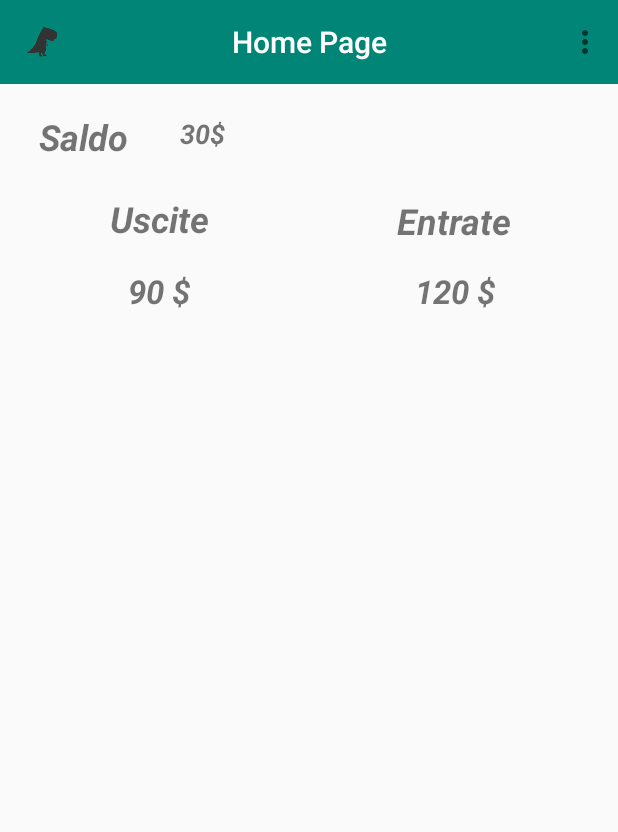
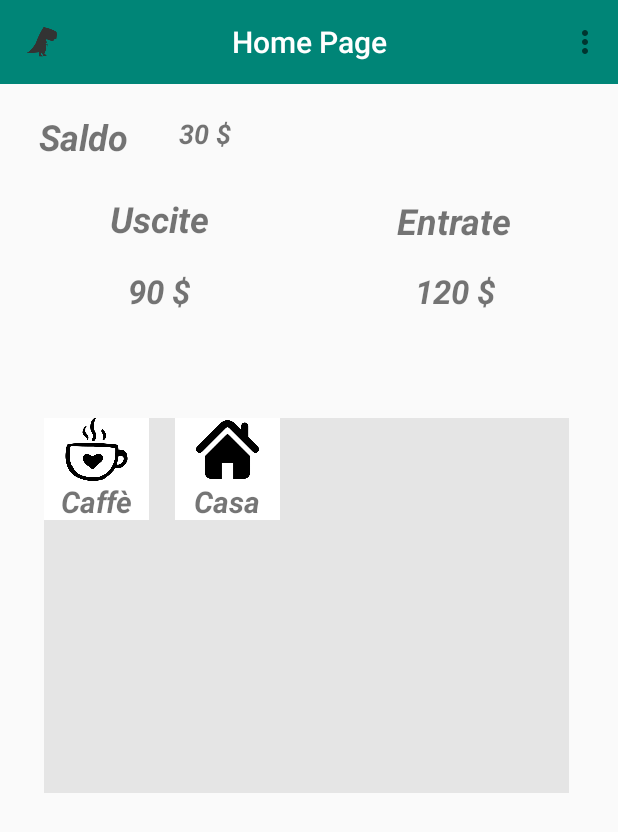
Before and after one commit to bigasp89/gestioneSpese, an Android app: the screen it shows after launch (MainActivity), on a phone screen of 412 x 824 dp. Shown: the top 832 px of the screen. Run offline under Robolectric (Android 15) with nearby library versions, the phone set to English and light mode, and no system bars.

Commit message:
3:GridView

```diff
--- a/app/src/main/AndroidManifest.xml
+++ b/app/src/main/AndroidManifest.xml
@@ -9,6 +9,7 @@
         android:roundIcon="@mipmap/ic_launcher_round"
         android:supportsRtl="true"
         android:theme="@style/AppTheme">
+        <activity android:name="com.example.gestioneSpese.activity_grid_item"></activity>
         <activity android:name="com.example.gestionespese.MainActivity">
             <intent-filter>
                 <action android:name="android.intent.action.MAIN" />
--- a/app/src/main/java/com/example/gestionespese/MainActivity.java
+++ b/app/src/main/java/com/example/gestionespese/MainActivity.java
@@ -1,25 +1,33 @@
 package com.example.gestionespese;
 
+import android.content.Intent;
 import android.support.v7.app.AppCompatActivity;
 import android.os.Bundle;
 import android.support.v7.widget.Toolbar;
 import android.util.Log;
 import android.view.Menu;
 import android.view.MenuItem;
+import android.view.View;
+import android.view.ViewGroup;
+import android.widget.BaseAdapter;
 import android.widget.ImageView;
 import android.widget.TextView;
-
 import com.example.gestionespeses.R;
+import android.widget.GridView;
+import android.widget.AdapterView;
 
 public class MainActivity extends AppCompatActivity {
-
+    GridView gridView;
     final String TAG = " Activity = Home page";
+    String[] nomeCategoriaSpese = {"Caffè","Casa"};
+    int[] iconeCategorieSpese = {R.drawable.coffe_cup,R.drawable.home_icon};
 
     @Override
     protected void onCreate(Bundle savedInstanceState) {
         super.onCreate(savedInstanceState);
         setContentView(R.layout.activity_main);
 
+        //Start Gestione ToolBar //
         Toolbar toolbar = (Toolbar) findViewById(R.id.id_toolbar);
         setSupportActionBar(toolbar);
         // Remove default title text
@@ -27,9 +35,29 @@ public class MainActivity extends AppCompatActivity {
         // Get access to the custom title view
         TextView mTitleToolBar = (TextView) toolbar.findViewById(R.id.toolbar_title);
         ImageView logoToolBar = (ImageView) toolbar.findViewById(R.id.toolbar_t_rex_icon);
+        //End gestione Toolbar//
 
+
+
+        //Gestione griglia categoria spese///
+        //finding listview
+        gridView = findViewById(R.id.gridview);
+        CustomAdapter customAdapter = new CustomAdapter();
+        gridView.setAdapter(customAdapter);
+        gridView.setOnItemClickListener(new AdapterView.OnItemClickListener() {
+            @Override
+            public void onItemClick(AdapterView<?> adapterView, View view, int i, long l) {
+//                Toast.makeText(getApplicationContext(),fruitNames[i],Toast.LENGTH_LONG).show();
+                Intent intent = new Intent(getApplicationContext(),GridItemActivity.class);
+                intent.putExtra("name",nomeCategoriaSpese[i]);
+                intent.putExtra("image",iconeCategorieSpese[i]);
+                startActivity(intent);
+            }
+        });
     }
 
+
+    // Start Gestione Menu e sue voci //
     // Menu icons are inflated just as they were with actionbar
     @Override
     public boolean onCreateOptionsMenu(Menu menu) {
@@ -47,4 +75,40 @@ public class MainActivity extends AppCompatActivity {
 
         return super.onOptionsItemSelected(item);
     }
+
+     // END Gestione Menu e sue voci //
+
+
+
+    //TODO SPOSTARE IN UNA ALTRA CLASSE
+    //CUSTOM aDAPTER
+    private class CustomAdapter extends BaseAdapter {
+        @Override
+        public int getCount() {
+            return nomeCategoriaSpese.length;
+        }
+
+        @Override
+        public Object getItem(int i) {
+            return null;
+        }
+
+        @Override
+        public long getItemId(int i) {
+            return 0;
+        }
+
+        @Override
+        public View getView(int i, View view, ViewGroup viewGroup) {
+            View view1 = getLayoutInflater().inflate(R.layout.row_data,null);
+            //getting view in row_data
+            TextView name = view1.findViewById(R.id.nomeCategoriaSpese);
+            ImageView image = view1.findViewById(R.id.imagesCategoriaSpese);
+
+            name.setText(nomeCategoriaSpese[i]);
+            image.setImageResource(iconeCategorieSpese[i]);
+            return view1;
+
+        }
+    }
 }
--- /dev/null
+++ b/app/src/main/res/layout-v21/row_data.xml
@@ -0,0 +1,32 @@
+<?xml version="1.0" encoding="utf-8"?>
+<LinearLayout xmlns:android="http://schemas.android.com/apk/res/android"
+    android:layout_width="match_parent"
+    android:layout_height="match_parent">
+
+    <LinearLayout
+        android:id="@+id/gridviewdata"
+        android:layout_width="70dp"
+        android:layout_height="68dp"
+        android:background="@android:color/background_light"
+        android:orientation="vertical">
+
+        <ImageView
+            android:id="@+id/imagesCategoriaSpese"
+            android:layout_width="match_parent"
+            android:layout_height="42dp"
+            android:layout_centerInParent="true"
+            android:layout_centerHorizontal="true"
+            android:src="@drawable/coffe_cup" />
+
+        <TextView
+            android:id="@+id/nomeCategoriaSpese"
+            android:layout_width="match_parent"
+            android:layout_height="24dp"
+            android:layout_alignParentBottom="true"
+            android:layout_marginBottom="33dp"
+            android:gravity="center"
+            android:text="Caffè"
+            android:textSize="20dp"
+            android:textStyle="normal|bold|italic" />
+    </LinearLayout>
+</LinearLayout>
--- a/app/src/main/res/layout/activity_main.xml
+++ b/app/src/main/res/layout/activity_main.xml
@@ -49,7 +49,7 @@
             android:layout_marginRight="8dp"
             android:layout_marginBottom="8dp"
             android:gravity="center"
-            android:text="@string/_30"
+            android:text="30 $"
             android:textSize="18sp"
             android:textStyle="bold|italic"
             app:layout_constraintBottom_toBottomOf="parent"
@@ -140,6 +140,29 @@
             app:layout_constraintStart_toStartOf="parent"
             app:layout_constraintTop_toTopOf="parent"
             app:layout_constraintVertical_bias="0.16" />
+
+
+        <GridView
+            android:id="@+id/gridview"
+            android:layout_width="350dp"
+            android:layout_height="250dp"
+            android:layout_marginStart="8dp"
+            android:layout_marginLeft="8dp"
+            android:layout_marginTop="8dp"
+            android:layout_marginEnd="8dp"
+            android:layout_marginRight="8dp"
+            android:layout_marginBottom="8dp"
+            android:background="#e5e5e5"
+            android:horizontalSpacing="0dp"
+            android:numColumns="4"
+            android:verticalSpacing="0dp"
+            app:layout_constraintBottom_toBottomOf="parent"
+            app:layout_constraintEnd_toEndOf="parent"
+            app:layout_constraintHorizontal_bias="0.47"
+            app:layout_constraintStart_toStartOf="parent"
+            app:layout_constraintTop_toTopOf="parent"
+            app:layout_constraintVertical_bias="0.428">
+        </GridView>
     </android.support.constraint.ConstraintLayout>
     <!-- end Load the toolbar -->
 
--- /dev/null
+++ b/app/src/main/res/layout/row_data.xml
@@ -0,0 +1,34 @@
+<?xml version="1.0" encoding="utf-8"?>
+<LinearLayout xmlns:android="http://schemas.android.com/apk/res/android"
+    xmlns:tools="http://schemas.android.com/tools"
+    android:layout_width="match_parent"
+    android:layout_height="match_parent"
+    android:orientation="vertical">
+
+    <LinearLayout
+        android:id="@+id/gridviewdata"
+        android:layout_width="74dp"
+        android:layout_height="76dp"
+        android:background="@color/colorPrimary"
+        android:orientation="vertical">
+
+        <ImageView
+            android:id="@+id/imagesCategoriaSpese"
+            android:layout_width="match_parent"
+            android:layout_height="42dp"
+            android:layout_centerInParent="true"
+            android:layout_centerHorizontal="true"
+            android:src="@drawable/coffe_cup" />
+
+        <TextView
+            android:id="@+id/nomeCategoriaSpese"
+            android:layout_width="match_parent"
+            android:layout_height="24dp"
+            android:layout_alignParentBottom="true"
+            android:layout_marginBottom="33dp"
+            android:gravity="center"
+            android:text="Apple"
+            android:textSize="20sp"
+            android:textStyle="normal|bold|italic" />
+    </LinearLayout>
+</LinearLayout>
--- a/app/src/main/res/values/strings.xml
+++ b/app/src/main/res/values/strings.xml
@@ -1,9 +1,9 @@
 <resources>
-    <string name="app_name">provaToolBar</string>
+    <string name="app_name">gestisci le tue spese</string>
     <string name="saldo">Saldo</string>
-    <string name="saldo_value" />
+    <string name="saldo_value"/>
     <string name="uscite">Uscite</string>
     <string name="entrate">Entrate</string>
-    <string name="_30">30$</string>
+    <string name="saldoValue">30$</string>
     <string name="home_page">Home Page</string>
 </resources>
```
Also changed, not shown: app/src/main/java/com/example/gestionespese/GridItemActivity.java (added, +60 -0 lines), app/src/main/res/layout/activity_grid_item.xml (added, +28 -0 lines), app/src/main/res/drawable-v24/coffe_cup.png (added), 1 other file.
